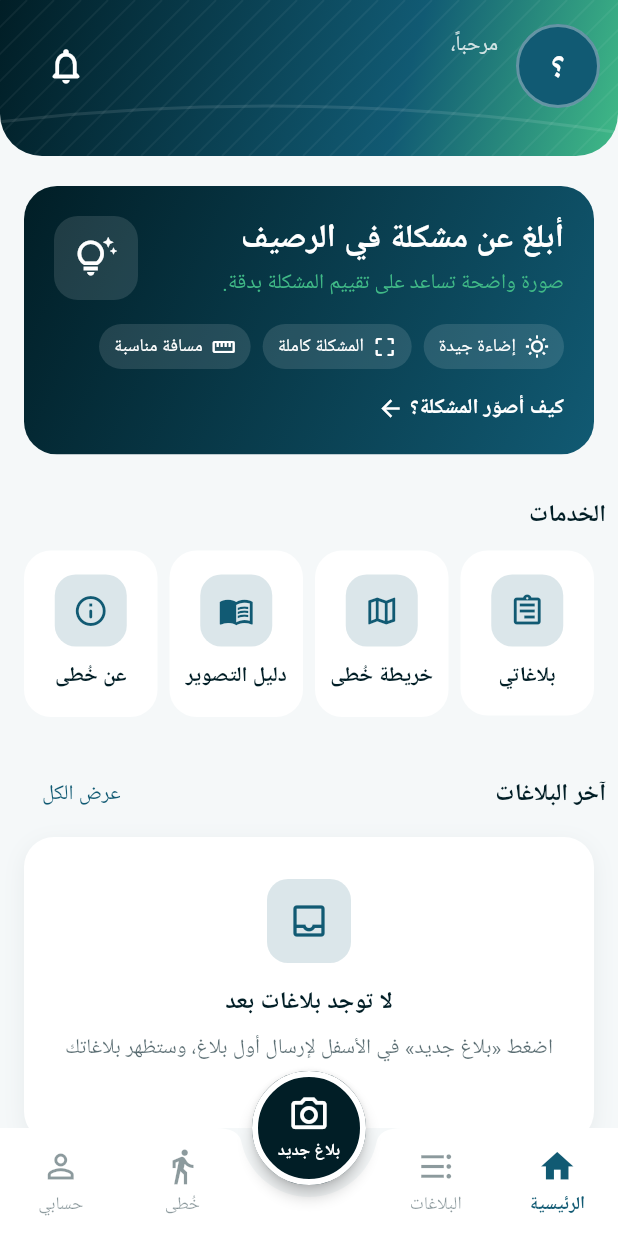
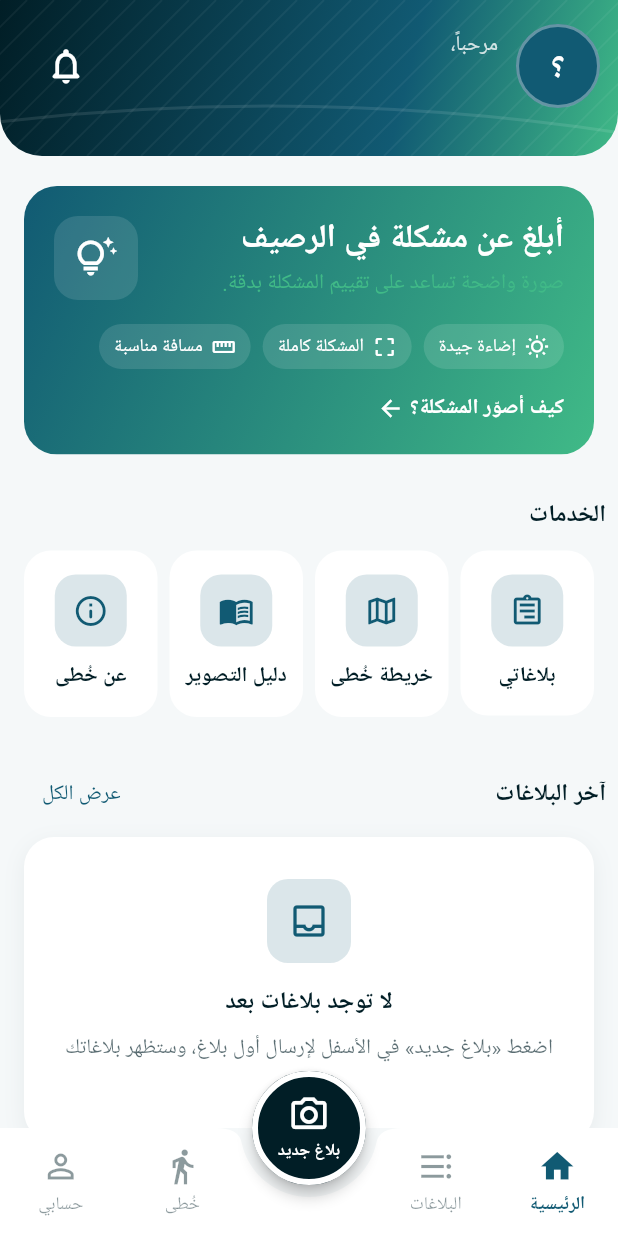
Before and after one commit to hcchly/Khota, a Flutter app: the MainShell screen opened directly, on a phone screen of 412 x 824 dp. Run offline on Flutter 3.47's test engine with Material 3 defaults, Android fonts, the phone set to English and light mode, and no system bars; our stand-ins replace camera, cloud_firestore, firebase_auth, firebase_core, firebase_storage, google_fonts and 2 more; accounts and stored records are empty.

Commit message:
Change gradient colors in home screen

```diff
--- a/lib/screens/home/home_screen.dart
+++ b/lib/screens/home/home_screen.dart
@@ -236,7 +236,10 @@ class _GuideCard extends StatelessWidget {
             gradient: LinearGradient(
               begin: Alignment.topLeft,
               end: Alignment.bottomRight,
-              colors: [AppColors.indigo, AppColors.teal],
+         colors: [
+  AppColors.ocean,
+  AppColors.mint,
+],
             ),
           ),
           child: InkWell(
```
